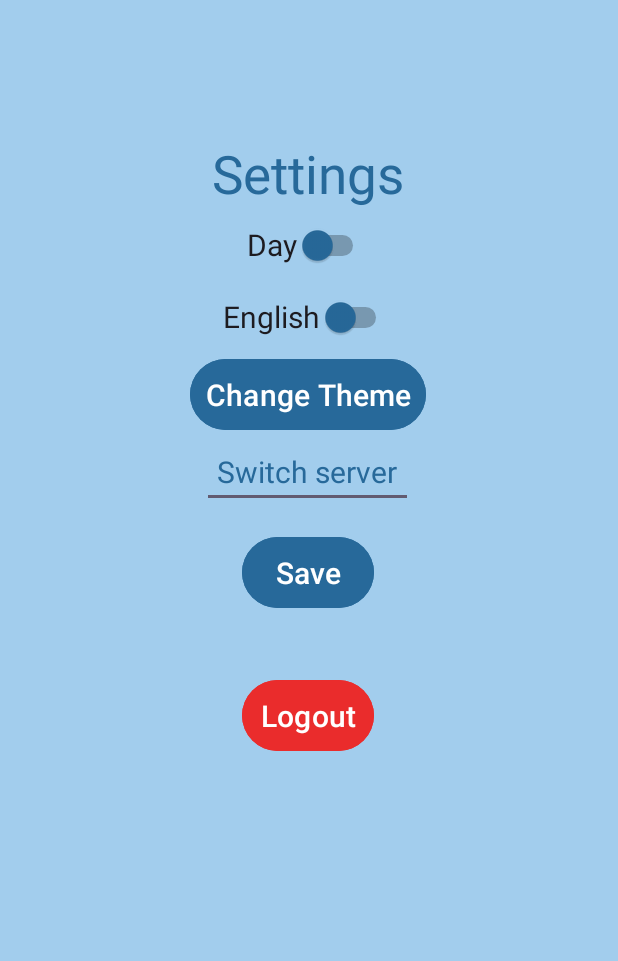
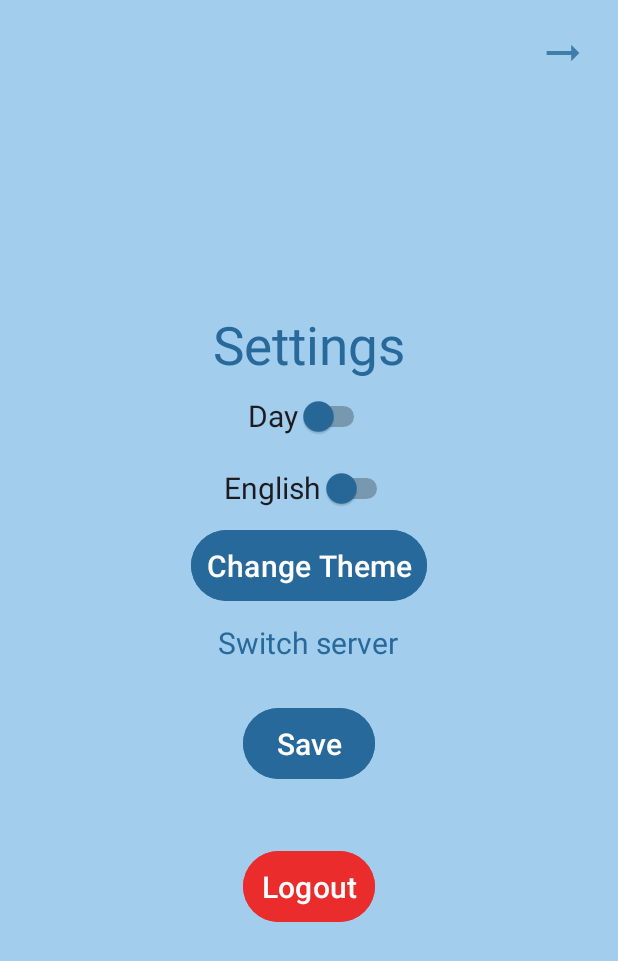
Before and after one commit to yagel2/AP2_Ex4, an Android app: the Settings screen opened directly, with no data from a screen before it, on a phone screen of 412 x 824 dp. Shown: the top 961 px of the screen. Run offline under Robolectric (Android 15) with nearby library versions, the phone set to English and light mode, and no system bars.

Commit message:
themes - start

```diff
--- a/app/src/main/AndroidManifest.xml
+++ b/app/src/main/AndroidManifest.xml
@@ -11,7 +11,7 @@
         android:label="@string/app_name"
         android:roundIcon="@mipmap/ic_launcher_round"
         android:supportsRtl="true"
-        android:theme="@style/Theme.AP2_Ex4"
+        android:theme="@style/Theme.AP2_Ex4.Theme1"
         tools:targetApi="31"
         android:usesCleartextTraffic="true"
         >
--- a/app/src/main/java/com/example/ap2_ex4/Settings.java
+++ b/app/src/main/java/com/example/ap2_ex4/Settings.java
@@ -1,26 +1,31 @@
 package com.example.ap2_ex4;
-
 import android.content.Intent;
+import android.content.SharedPreferences;
 import android.os.Bundle;
 import android.widget.Button;
+import android.widget.ImageButton;
 import android.widget.Switch;
+import androidx.appcompat.app.AlertDialog;
 import android.annotation.SuppressLint;
 import androidx.appcompat.app.AppCompatActivity;
 
-import com.example.ap2_ex4.api.UserAPI;
+import com.example.ap2_ex4.contacts.Contacts;
 
 public class Settings extends AppCompatActivity {
+
+    private int themeIndex = 0;
+
     @Override
     protected void onCreate(Bundle savedInstanceState) {
         super.onCreate(savedInstanceState);
+        setTheme(getThemeId());
         LocaleHelper.setLocale(this, LocaleHelper.getSelectedLanguage(this));
         setContentView(R.layout.settings);
 
         @SuppressLint("UseSwitchCompatOrMaterialCode")
         Switch switchLanguage = findViewById(R.id.switchLanguage);
         switchLanguage.setChecked(LocaleHelper.getSelectedLanguage(this).equals("he"));
-        switchLanguage.setText(LocaleHelper.getSelectedLanguage(
-                this).equals("he") ? R.string.Hebrew : R.string.English);
+        switchLanguage.setText(LocaleHelper.getSelectedLanguage(this).equals("he") ? R.string.Hebrew : R.string.English);
         switchLanguage.setOnCheckedChangeListener((buttonView, isChecked) -> {
             if (isChecked) {
                 LocaleHelper.setLocale(this, "he");
@@ -41,11 +46,29 @@ public class Settings extends AppCompatActivity {
             }
         });
 
+        Button buttonChangeTheme = findViewById(R.id.buttonThemeColor);
+        buttonChangeTheme.setOnClickListener(v -> {
+            new AlertDialog.Builder(this)
+                    .setTitle("Choose Theme")
+                    .setItems(new String[]{"Theme 1", "Theme 2", "Theme 3"}, (dialog, which) -> {
+                        SharedPreferences sharedPreferences = getSharedPreferences("Settings", MODE_PRIVATE);
+                        sharedPreferences.edit().putInt("themeIndex", which).apply();
+                        recreate();
+                    })
+                    .create().show();
+        });
+
         Button buttonLogout = findViewById(R.id.buttonLogout);
         buttonLogout.setOnClickListener(v -> {
-            UserAPI.getInstance().setToken(null);
             Intent intent = new Intent(Settings.this, Connection.class);
             startActivity(intent);
+            finish();
+        });
+        ImageButton backButton = findViewById(R.id.backButton);
+        backButton.setOnClickListener(v -> {
+            Intent intent = new Intent(Settings.this, Contacts.class);
+            startActivity(intent);
+            finish();
         });
     }
 
@@ -53,4 +76,18 @@ public class Settings extends AppCompatActivity {
         LocaleHelper.setLocale(this, LocaleHelper.getSelectedLanguage(this));
         recreate();
     }
+
+    private int getThemeId() {
+        SharedPreferences sharedPreferences = getSharedPreferences("Settings", MODE_PRIVATE);
+        themeIndex = sharedPreferences.getInt("themeIndex", 0);
+        switch (themeIndex) {
+            case 1:
+                return R.style.Theme_AP2_Ex4_Theme2;
+            case 2:
+                return R.style.Theme_AP2_Ex4_Theme3;
+            default:
+                return R.style.Theme_AP2_Ex4_Theme1;
+        }
+    }
+
 }
--- a/app/src/main/res/drawable-anydpi/back_icon.xml
+++ b/app/src/main/res/drawable-anydpi/back_icon.xml
@@ -3,7 +3,7 @@
     android:height="24dp"
     android:viewportWidth="24"
     android:viewportHeight="24"
-    android:tint="@color/buttonToNextPage"
+    android:tint="?attr/buttonToNextPage"
     android:alpha="0.8"
     android:autoMirrored="true">
   <group android:scaleX="1.3636364"
--- a/app/src/main/res/drawable-anydpi/send_icon.xml
+++ b/app/src/main/res/drawable-anydpi/send_icon.xml
@@ -3,7 +3,7 @@
     android:height="24dp"
     android:viewportWidth="24"
     android:viewportHeight="24"
-    android:tint="@color/buttonToNextPage"
+    android:tint="?attr/buttonToNextPage"
     android:alpha="0.8"
     android:autoMirrored="true">
   <group android:scaleX="1.3"
--- a/app/src/main/res/layout/chat_screen.xml
+++ b/app/src/main/res/layout/chat_screen.xml
@@ -4,7 +4,7 @@
     xmlns:tools="http://schemas.android.com/tools"
     android:layout_width="match_parent"
     android:layout_height="match_parent"
-    android:background="@color/blueInput"
+    android:background="?attr/input"
     tools:context=".messages.Messages">
 
     <!-- Profile Heading -->
--- a/app/src/main/res/layout/connection.xml
+++ b/app/src/main/res/layout/connection.xml
@@ -29,7 +29,7 @@
             android:id="@+id/editTextTextUsername"
             android:layout_width="match_parent"
             android:layout_height="wrap_content"
-            android:background="@color/blueInput"
+            android:background="?attr/input"
             android:ems="10"
             android:hint="@string/username"
             android:inputType="textPersonName"
@@ -40,7 +40,7 @@
             android:id="@+id/editTextTextPassword"
             android:layout_width="match_parent"
             android:layout_height="wrap_content"
-            android:background="@color/blueInput"
+            android:background="?attr/input"
             android:ems="10"
             android:hint="@string/password"
             android:inputType="textPassword"
@@ -54,7 +54,7 @@
             android:text="@string/connectButton"
             android:layout_gravity="center"
             android:textColor="@color/white"
-            app:backgroundTint="@color/buttonToNextPage"
+            app:backgroundTint="?attr/buttonToNextPage"
             android:layout_marginBottom="50dp"/>
 
         <TextView
--- a/app/src/main/res/layout/contact.xml
+++ b/app/src/main/res/layout/contact.xml
@@ -6,7 +6,7 @@
     android:layout_width="match_parent"
     android:layout_height="wrap_content"
     android:layout_marginTop="5dp"
-    android:background="@color/contact"
+    android:background="?attr/contact"
     android:clickable="true"
     android:focusable="true"
     tools:layout_editor_absoluteX="0dp">
--- a/app/src/main/res/layout/contacts.xml
+++ b/app/src/main/res/layout/contacts.xml
@@ -24,7 +24,7 @@
         android:layout_marginTop="0dp"
         app:layout_constraintTop_toTopOf="parent"
         android:layout_height="?attr/actionBarSize"
-        android:background="@color/blueInput"
+        android:background="?attr/input"
         tools:layout_editor_absoluteX="0dp">
 
         <ImageView
--- a/app/src/main/res/layout/settings.xml
+++ b/app/src/main/res/layout/settings.xml
@@ -4,9 +4,21 @@
     xmlns:tools="http://schemas.android.com/tools"
     android:layout_width="match_parent"
     android:layout_height="match_parent"
-    android:background="@color/blueInput"
+    android:background="?attr/input"
     tools:context=".Settings">
-
+    <ImageButton
+        android:id="@+id/backButton"
+        android:layout_width="wrap_content"
+        android:layout_height="wrap_content"
+        android:layout_marginEnd="2dp"
+        android:background="@android:color/transparent"
+        android:importantForAccessibility="no"
+        android:minWidth="70dp"
+        android:minHeight="70dp"
+        android:src="@drawable/back_icon"
+        app:layout_constraintEnd_toEndOf="parent"
+        app:layout_constraintTop_toTopOf="parent"
+        tools:ignore="ImageContrastCheck" />
     <LinearLayout
         android:id="@+id/centerContainer"
         android:layout_width="wrap_content"
@@ -15,10 +27,8 @@
         android:orientation="vertical"
         app:layout_constraintBottom_toBottomOf="parent"
         app:layout_constraintEnd_toEndOf="parent"
-        app:layout_constraintHorizontal_bias="0.498"
         app:layout_constraintStart_toStartOf="parent"
-        app:layout_constraintTop_toTopOf="parent"
-        app:layout_constraintVertical_bias="0.223">
+        app:layout_constraintTop_toTopOf="parent">
 
         <!-- Settings -->
         <TextView
@@ -27,7 +37,7 @@
             android:layout_height="wrap_content"
             android:layout_marginTop="0dp"
             android:text="@string/Settings"
-            android:textColor="@color/buttonToNextPage"
+            android:textColor="?attr/buttonToNextPage"
             android:textSize="35sp" />
 
         <!-- Day/Night Mode -->
@@ -39,7 +49,7 @@
             android:padding="10dp"
             android:text="@string/dayMode"
             android:textSize="20sp"
-            android:thumbTint="@color/buttonToNextPage"
+            android:thumbTint="?attr/buttonToNextPage"
             tools:ignore="UseSwitchCompatOrMaterialXml" />
 
 
@@ -52,7 +62,7 @@
             android:padding="10dp"
             android:text="@string/English"
             android:textSize="20sp"
-            android:thumbTint="@color/buttonToNextPage"
+            android:thumbTint="?attr/buttonToNextPage"
             tools:ignore="UseSwitchCompatOrMaterialXml" />
 
         <!-- Theme button -->
@@ -60,7 +70,7 @@
             android:id="@+id/buttonThemeColor"
             android:layout_width="wrap_content"
             android:layout_height="wrap_content"
-            android:backgroundTint="@color/buttonToNextPage"
+            android:backgroundTint="?attr/buttonToNextPage"
             android:padding="10dp"
             android:text="@string/Theme"
             android:textColor="@color/white"
@@ -77,7 +87,7 @@
             android:inputType="text"
             android:minHeight="48dp"
             android:padding="10dp"
-            android:textColorHint="@color/buttonToNextPage"
+            android:textColorHint="?attr/buttonToNextPage"
             android:textSize="20sp" />
 
         <!-- Save button -->
@@ -85,11 +95,11 @@
             android:id="@+id/buttonSave"
             android:layout_width="wrap_content"
             android:layout_height="wrap_content"
-            android:layout_marginBottom="40dp"
-            android:backgroundTint="@color/buttonToNextPage"
+            android:backgroundTint="?attr/buttonToNextPage"
             android:padding="10dp"
             android:text="@string/Save"
             android:textColor="@color/white"
+            android:layout_marginBottom="40dp"
             android:textSize="20sp" />
 
         <!-- Logout button -->
--- a/app/src/main/res/values/colors.xml
+++ b/app/src/main/res/values/colors.xml
@@ -3,8 +3,33 @@
     <color name="black">#FF000000</color>
     <color name="green">#39BC3E</color>
     <color name="white">#FFFFFFFF</color>
-    <color name="blueInput">#A2CDED</color>
-    <color name="buttonToNextPage">#27699A</color>
-    <color name="contact">#0E568C</color>
-    <color name="buttonLogout">#FF0000</color> <!-- This is red color -->
+    <color name="theme1Input">#A2CDED</color>
+    <color name="theme2Input">#886CBA</color>
+    <color name="theme3Input">#8EDA91</color>
+
+    <color name="theme1ButtonToNextPage">#27699A</color>
+    <color name="theme2ButtonToNextPage">#4F3480</color>
+    <color name="theme3ButtonToNextPage">#14AC1A</color>
+
+    <color name="contact1">#0E568C</color>
+    <color name="contact2">#8956E3</color>
+    <color name="contact3">#0C550F</color>
+
+    <color name="theme1Background">#FFCDD2</color> <!-- Background color for Theme 1 -->
+    <color name="theme2Background">#C8E6C9</color> <!-- Background color for Theme 2 -->
+    <color name="theme3Background">#BBDEFB</color> <!-- Background color for Theme 3 -->
+    <color name="theme1Primary">#FF5722</color>
+    <color name="theme1PrimaryDark">#E64A19</color>
+    <color name="theme1Accent">#FFCCBC</color>
+
+    <color name="theme2Primary">#FFEB3B</color>
+    <color name="theme2PrimaryDark">#FDD835</color>
+    <color name="theme2Accent">#FFF9C4</color>
+
+    <color name="theme3Primary">#8BC34A</color>
+    <color name="theme3PrimaryDark">#689F38</color>
+    <color name="theme3Accent">#DCEDC8</color>
+    <attr name="input" format="reference" />
+    <attr name="buttonToNextPage" format="reference" />
+    <attr name="contact" format="reference" />
 </resources>
--- a/app/src/main/res/values/strings.xml
+++ b/app/src/main/res/values/strings.xml
@@ -36,6 +36,6 @@
     <string name="hour" translatable="false">00:00</string>
     <string name="BaseUrl" translatable="false">http://10.0.2.2:12345/api/</string>
     <string name="phoneUrl" translatable="false">http://172.25.80.1:12345/api/</string>
-    <string name="Logout">Logout</string>
+    <string name="Logout" translatable="false">Logout</string>
 
 </resources>
--- a/app/src/main/res/values/themes.xml
+++ b/app/src/main/res/values/themes.xml
@@ -2,7 +2,39 @@
     <!-- Base application theme. -->
     <style name="Base.Theme.AP2_Ex4" parent="Theme.Material3.DayNight.NoActionBar">
         <!-- Customize your light theme here. -->
-        <!-- <item name="colorPrimary">@color/my_light_primary</item> -->
+    </style>
+
+    <!-- Theme 1 basic-->
+    <style name="Theme.AP2_Ex4.Theme1" parent="Base.Theme.AP2_Ex4">
+        <item name="colorPrimary">@color/theme1Input</item>
+        <item name="colorPrimaryDark">@color/contact1</item>
+        <item name="colorAccent">@color/theme1Input</item>
+        <item name="android:windowBackground">@color/theme1Input</item>
+        <item name="input">@color/theme1Input</item>
+        <item name="contact">@color/contact1</item>
+        <item name="buttonToNextPage">@color/theme1ButtonToNextPage</item>
+    </style>
+
+    <!-- Theme 2 -->
+    <style name="Theme.AP2_Ex4.Theme2" parent="Base.Theme.AP2_Ex4">
+        <item name="colorPrimary">@color/theme2Input</item>
+        <item name="colorPrimaryDark">@color/contact2</item>
+        <item name="colorAccent">@color/theme2Input</item>
+        <item name="android:windowBackground">@color/theme2Input</item>
+        <item name="input">@color/theme2Input</item>
+        <item name="contact">@color/contact2</item>
+        <item name="buttonToNextPage">@color/theme2ButtonToNextPage</item>
+    </style>
+
+    <!-- Theme 3 -->
+    <style name="Theme.AP2_Ex4.Theme3" parent="Base.Theme.AP2_Ex4">
+        <item name="colorPrimary">@color/theme3Input</item>
+        <item name="colorPrimaryDark">@color/contact3</item>
+        <item name="colorAccent">@color/theme3Input</item>
+        <item name="android:windowBackground">@color/theme3Input</item>
+        <item name="input">@color/theme3Input</item>
+        <item name="contact">@color/contact3</item>
+        <item name="buttonToNextPage">@color/theme3ButtonToNextPage</item>
     </style>
 
     <style name="Theme.AP2_Ex4" parent="Base.Theme.AP2_Ex4" />
```
Also changed, not shown: app/src/main/res/layout/registration.xml (+6 -6 lines).
